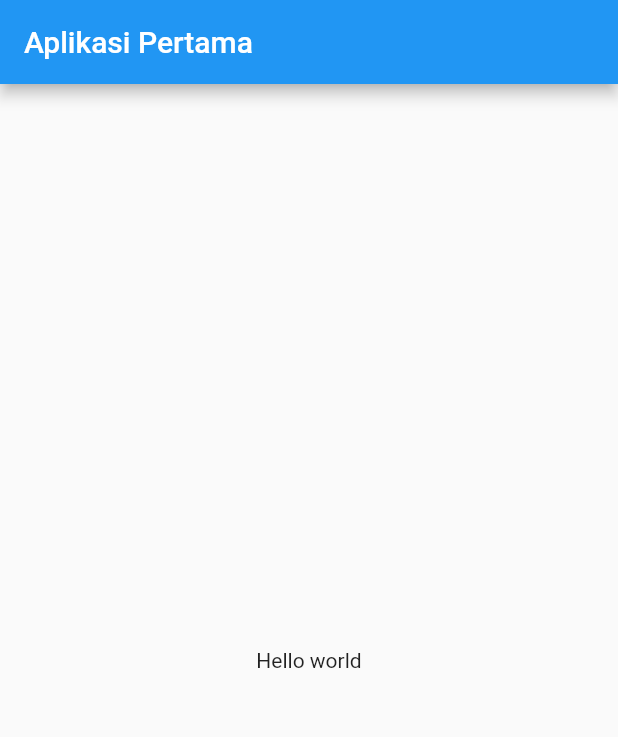
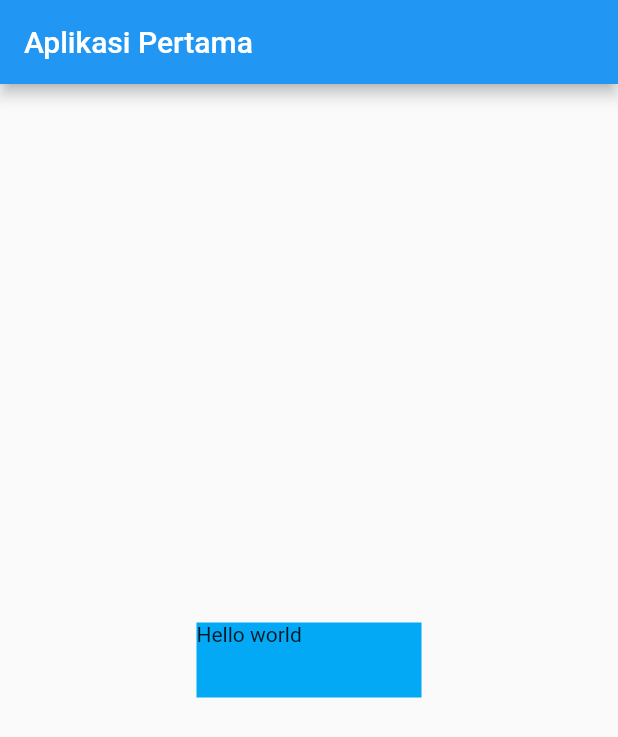
Before and after one commit to nobshh/2-flutter_text_widget, a Flutter app: the screen it shows after launch, on a phone screen of 412 x 824 dp. Shown: the top 737 px of the screen. Run offline on Flutter 3.47's test engine with Material 2 defaults, Android fonts, the light colour scheme and no system bars.

Commit message:
tambah container

```diff
--- a/lib/main.dart
+++ b/lib/main.dart
@@ -12,7 +12,15 @@ class MyApp extends StatelessWidget {
         appBar: AppBar(
           title: Text("Aplikasi Pertama"),
         ),
-        body: Center(child: Text("Hello world")),
+        body: Center(
+            child: Container(
+                color: Colors.lightBlue,
+                width: 150,
+                height: 50,
+                child: Text(
+                  "Hello world",
+                  maxLines: 2,
+                ))),
       ),
     );
   }
```
